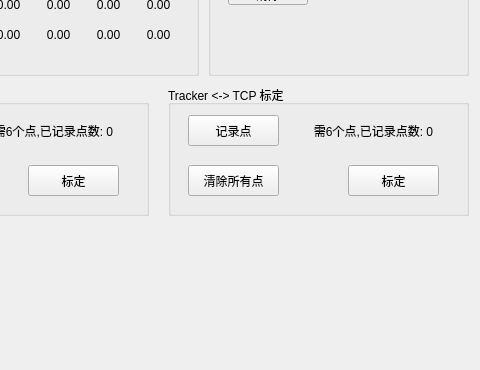
Before: the Qt Designer form src/ui/main_window.ui in h47vagary/vive_robot_calibration, drawn with Qt 5; both pictures show x 702 to 1182 and y 405 to 775 of the 1182 by 775 pixel window.
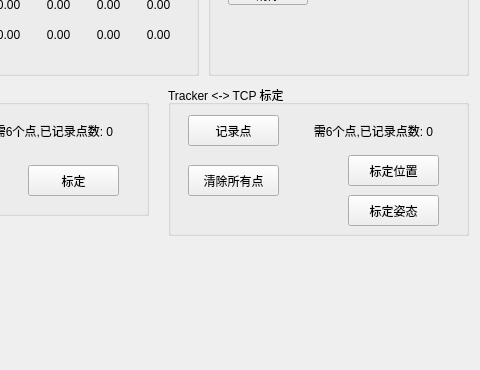
After: the same form once the commit is applied.

```diff
--- a/src/ui/main_window.ui
+++ b/src/ui/main_window.ui
@@ -2111,7 +2111,7 @@
       <x>870</x>
       <y>490</y>
       <width>301</width>
-      <height>131</height>
+      <height>151</height>
      </rect>
     </property>
     <property name="title">
@@ -2163,13 +2163,26 @@
      <property name="geometry">
       <rect>
        <x>180</x>
-       <y>80</y>
+       <y>70</y>
        <width>91</width>
        <height>31</height>
       </rect>
      </property>
      <property name="text">
-      <string>标定</string>
+      <string>标定位置</string>
+     </property>
+    </widget>
+    <widget class="QPushButton" name="pushButton_tracker2tcp_calibrate_ori">
+     <property name="geometry">
+      <rect>
+       <x>180</x>
+       <y>110</y>
+       <width>91</width>
+       <height>31</height>
+      </rect>
+     </property>
+     <property name="text">
+      <string>标定姿态</string>
      </property>
     </widget>
    </widget>
```
Left out of the diff: 2 changed lines with no effect on the pictures.
